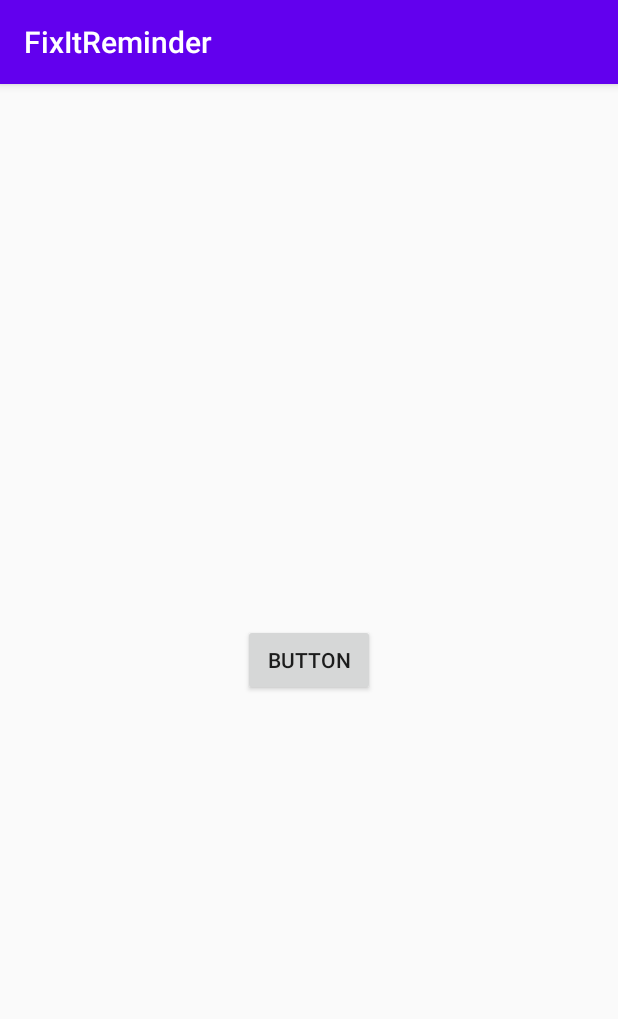
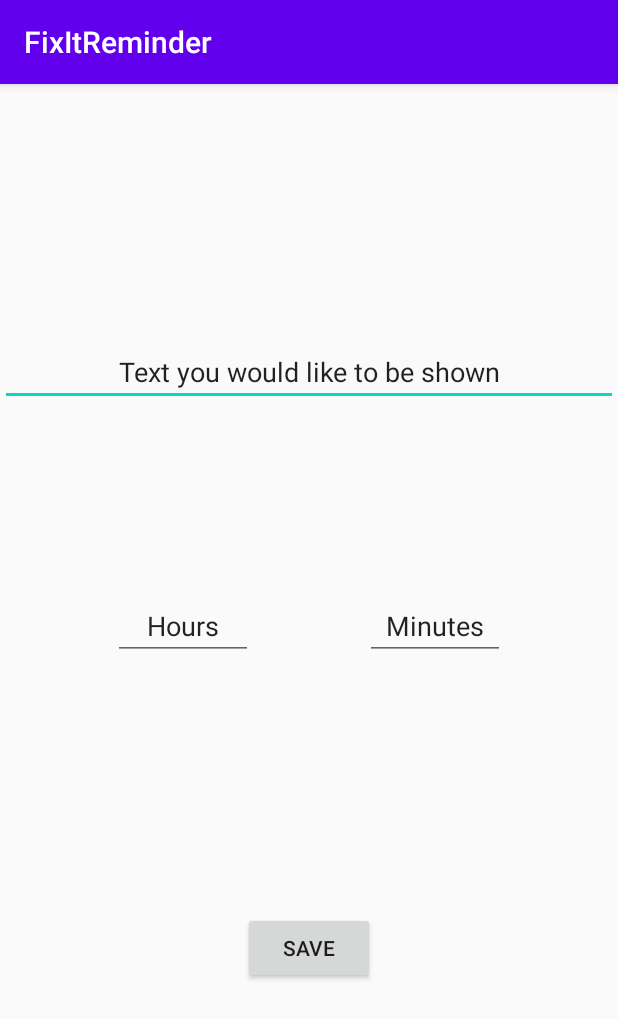
Before and after one commit to go-ammar/FixItReminder, an Android app: the screen it shows after launch (MainActivity), on a phone screen of 412 x 824 dp. Shown: the top 1019 px of the screen. Run offline under Robolectric (Android 15) with nearby library versions, the phone set to English and light mode, and no system bars.

Commit message:
components connected

```diff
--- a/app/src/main/java/com/example/fixitreminder/MainActivity.java
+++ b/app/src/main/java/com/example/fixitreminder/MainActivity.java
@@ -3,12 +3,34 @@ package com.example.fixitreminder;
 import androidx.appcompat.app.AppCompatActivity;
 
 import android.os.Bundle;
+import android.view.View;
+import android.widget.Button;
+import android.widget.EditText;
 
 public class MainActivity extends AppCompatActivity {
+
+    EditText message;
+    Button mButton;
+    EditText mins;
+    EditText hours;
+
 
     @Override
     protected void onCreate(Bundle savedInstanceState) {
         super.onCreate(savedInstanceState);
         setContentView(R.layout.activity_main);
+
+        message = (EditText) findViewById(R.id.EditTextmessage);
+        mButton = (Button) findViewById(R.id.saveButton);
+        mins = (EditText) findViewById(R.id.editTextMins);
+        hours = (EditText) findViewById(R.id.editTextHours);
+
+        mButton.setOnClickListener(new View.OnClickListener() {
+            @Override
+            public void onClick(View v) {
+                //TODO what happens when you click the save button? logic goes here.
+            }
+        });
+
     }
 }
--- a/app/src/main/res/layout/activity_main.xml
+++ b/app/src/main/res/layout/activity_main.xml
@@ -7,12 +7,65 @@
     tools:context=".MainActivity">
 
     <Button
-        android:id="@+id/button"
+        android:id="@+id/saveButton"
         android:layout_width="wrap_content"
         android:layout_height="wrap_content"
-        android:text="Button"
+        android:text="@string/button_text"
         app:layout_constraintBottom_toBottomOf="parent"
         app:layout_constraintEnd_toEndOf="parent"
         app:layout_constraintStart_toStartOf="parent"
-        app:layout_constraintTop_toTopOf="parent" />
+        app:layout_constraintTop_toTopOf="@+id/guideline" />
+
+    <androidx.constraintlayout.widget.Guideline
+        android:id="@+id/guideline"
+        android:layout_width="wrap_content"
+        android:layout_height="wrap_content"
+        android:orientation="horizontal"
+        app:layout_constraintGuide_percent="0.5" />
+
+    <EditText
+        android:id="@+id/EditTextmessage"
+        android:layout_width="0dp"
+        android:layout_height="wrap_content"
+        android:ems="10"
+        android:gravity="center"
+        android:inputType="textPersonName"
+        android:text="@string/reminder_text"
+        app:layout_constraintBottom_toTopOf="@+id/guideline"
+        app:layout_constraintEnd_toEndOf="parent"
+        app:layout_constraintHorizontal_bias="0.497"
+        app:layout_constraintStart_toStartOf="parent"
+        app:layout_constraintTop_toTopOf="parent"
+        android:hint="@string/hint"
+        android:autofillHints="" />
+
+    <EditText
+        android:id="@+id/editTextHours"
+        android:layout_width="93dp"
+        android:layout_height="wrap_content"
+        android:ems="10"
+        android:foregroundGravity="center"
+        android:gravity="center"
+        android:inputType="number"
+        android:text="@string/time_hrs"
+        app:layout_constraintBottom_toTopOf="@+id/guideline"
+        app:layout_constraintEnd_toStartOf="@+id/editTextMins"
+        app:layout_constraintStart_toStartOf="parent"
+        android:hint="@string/hint"
+        android:autofillHints="0" />
+
+    <EditText
+        android:id="@+id/editTextMins"
+        android:layout_width="93dp"
+        android:layout_height="wrap_content"
+        android:ems="10"
+        android:foregroundGravity="center"
+        android:gravity="center|center_vertical"
+        android:inputType="number"
+        android:text="@string/time_mins"
+        app:layout_constraintBottom_toTopOf="@+id/guideline"
+        app:layout_constraintEnd_toEndOf="parent"
+        app:layout_constraintStart_toEndOf="@id/editTextHours"
+        android:hint="@string/hint"
+        android:autofillHints="0" />
 </androidx.constraintlayout.widget.ConstraintLayout>
--- a/app/src/main/res/values/strings.xml
+++ b/app/src/main/res/values/strings.xml
@@ -1,3 +1,9 @@
 <resources>
     <string name="app_name">FixItReminder</string>
+    <string name="time_mins">Minutes</string>
+    <string name="time_hrs">Hours</string>
+    <string name="reminder_text">Text you would like to be shown</string>
+    <string name="button_text">Save</string>
+    <string name="hint">-</string>
+
 </resources>
```
